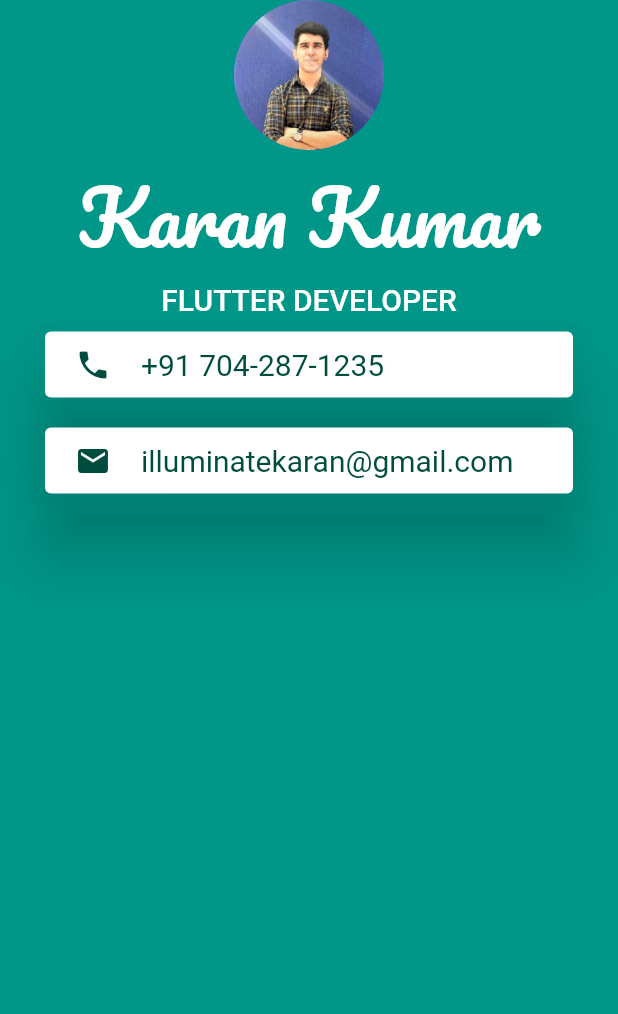
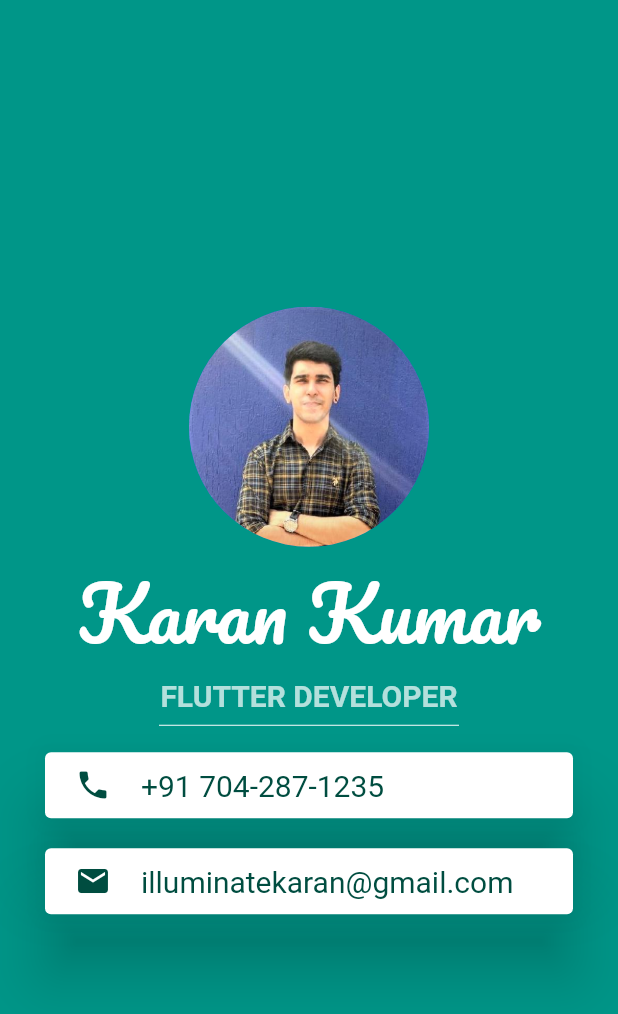
Before and after one commit to karankumarshreds/FlutterWidgets, a Flutter app: the screen it shows after launch, on a phone screen of 412 x 824 dp. Shown: the top 1014 px of the screen. Run offline on Flutter 3.47's test engine with Material 2 defaults, Android fonts, the phone set to English and light mode, and no system bars; Roboto replaces fonts that are missing (Source San Pro).

Commit message:
final commit

```diff
--- a/lib/main.dart
+++ b/lib/main.dart
@@ -13,10 +13,13 @@ class MyApp extends StatelessWidget {
         backgroundColor: Colors.teal,
         body: SafeArea(
             child: Column(
+              mainAxisAlignment: MainAxisAlignment.center,
                 children: <Widget>[
                   CircleAvatar(
-                    radius: 50,
+                    radius: 80,
                     backgroundImage: AssetImage('images/karan.jpg')
+                    ,
+
                   ),
                   Text(
                     'Karan Kumar',
@@ -31,9 +34,15 @@ class MyApp extends StatelessWidget {
                       'FLUTTER DEVELOPER',
                       style: TextStyle(
                         fontSize: 20,
-                        color: Colors.white,
-                        fontWeight: FontWeight.w500
+                        color: Colors.white70,
+                        fontWeight: FontWeight.w600
                       )
+                  ),
+                  SizedBox(
+                    width: 200,
+                    child: Divider(
+                      color: Colors.white,
+                    ),
                   ),
                   Card(
                     color: Colors.white,
```
